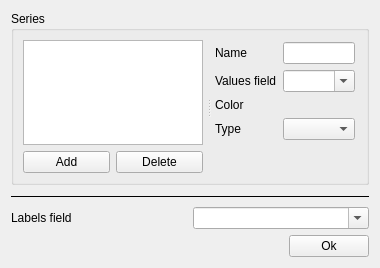
Qt form limereport/items/lrchartitemeditor.ui (fralx/LimeReport) before a commit.
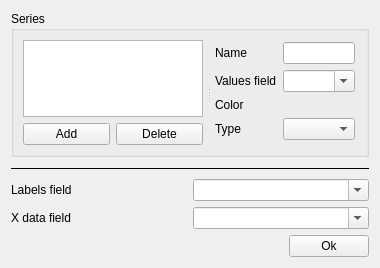
The same form after that commit.

Commit message: Add x axis field combobox to chart editor

```diff
--- a/limereport/items/lrchartitemeditor.ui
+++ b/limereport/items/lrchartitemeditor.ui
@@ -144,16 +144,30 @@
     </widget>
    </item>
    <item>
-    <layout class="QHBoxLayout" name="horizontalLayout_2">
-     <item>
+    <layout class="QGridLayout" name="gridLayout">
+     <item row="0" column="1">
+      <widget class="QComboBox" name="labelsFieldComboBox">
+       <property name="editable">
+        <bool>true</bool>
+       </property>
+      </widget>
+     </item>
+     <item row="0" column="0">
       <widget class="QLabel" name="labelsFieldLabel">
        <property name="text">
         <string>Labels field</string>
        </property>
       </widget>
      </item>
-     <item>
-      <widget class="QComboBox" name="labelsFieldComboBox">
+     <item row="1" column="0">
+      <widget class="QLabel" name="xAxisFieldLabel">
+       <property name="text">
+        <string>X data field</string>
+       </property>
+      </widget>
+     </item>
+     <item row="1" column="1">
+      <widget class="QComboBox" name="xAxisFieldComboBox">
        <property name="editable">
         <bool>true</bool>
        </property>
```
The commit also changes 3 other files.
